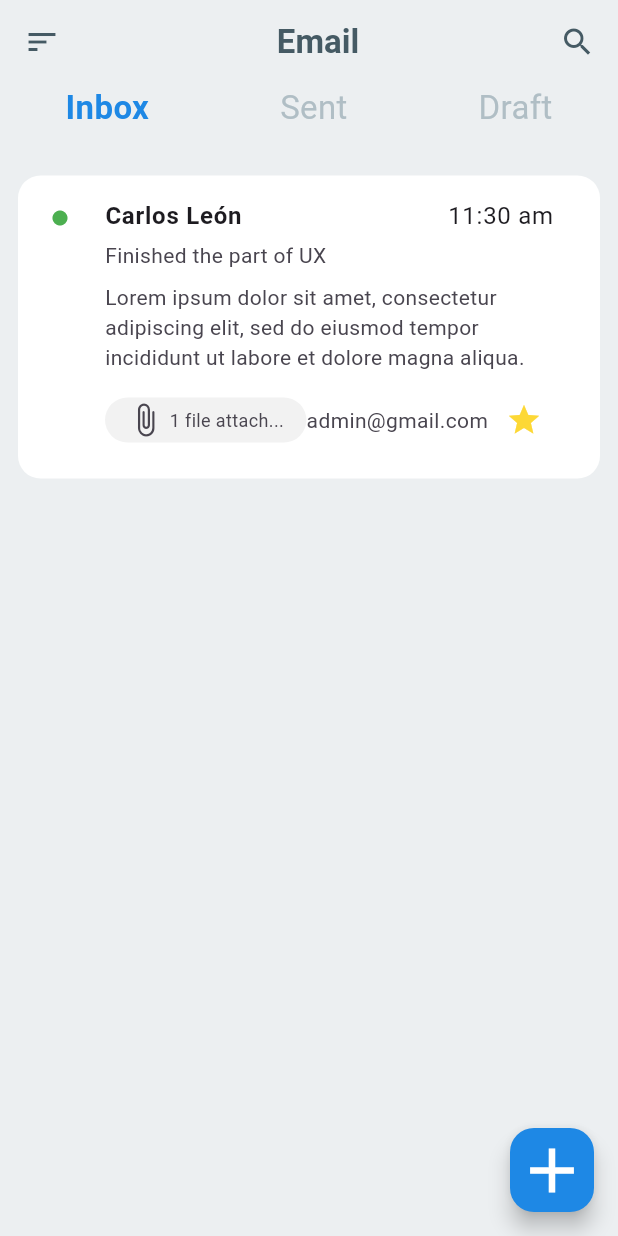
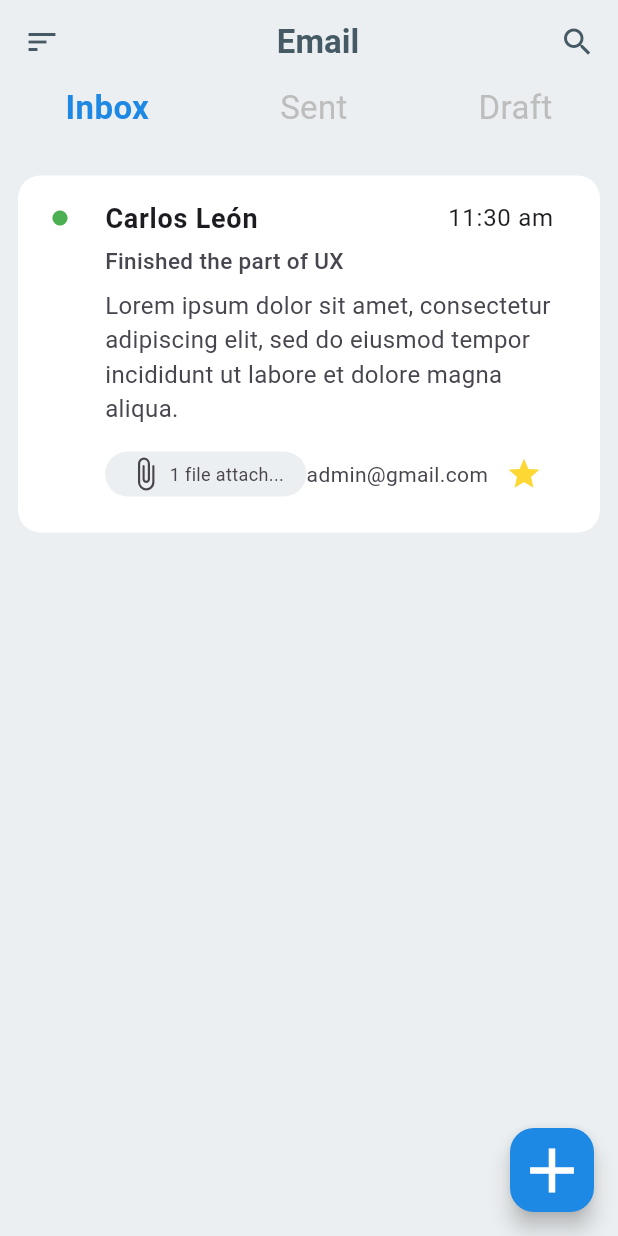
Before and after one commit to leonxn/reto_dise-o_2, a Flutter app: the screen it shows after launch, on a phone screen of 412 x 824 dp. Run offline on Flutter 3.47's test engine with Material 3 defaults, Android fonts, the light colour scheme and no system bars.

Commit message:
se agrego constantes generales para configuracion de color y texto

```diff
--- a/lib/constans/constans.dart
+++ b/lib/constans/constans.dart
@@ -1,6 +1,34 @@
 import 'package:flutter/material.dart';
 
+final Color? colorPrimario = Colors.blue[600];
+final Color? colorSecundario = Colors.grey[400];
+final Color? colorFavoritoActivo = Colors.yellow[600];
+final Color? colorFavoritoInactivo = Colors.grey[400];
+final Color? colorContenedor = Colors.white;
+final Color? colorFondo = Colors.blueGrey[50];
+final Color? colorIcono = Colors.blueGrey[700];
+
 final TextStyle titulo = TextStyle(
-  fontSize: 24,
+  fontSize: 18,
   fontWeight: FontWeight.bold,
 );
+
+final TextStyle subtitulo = TextStyle(
+  fontSize: 15,
+  fontWeight: FontWeight.w500,
+);
+
+final TextStyle textoNormal = TextStyle(
+  fontSize: 16,
+);
+
+final TextStyle tabActivo = TextStyle(
+  fontSize: 22,
+  fontWeight: FontWeight.bold,
+  color: colorPrimario,
+);
+
+final TextStyle tabInactivo = TextStyle(
+  fontSize: 22,
+  color: colorSecundario,
+);
--- a/lib/pages/pantalla_principal.dart
+++ b/lib/pages/pantalla_principal.dart
@@ -2,6 +2,7 @@ import 'dart:math';
 import 'package:flutter/material.dart';
 import 'package:reto_disenio_2/models/coment_model.dart';
 import 'package:reto_disenio_2/widgets/item_coment.dart';
+import 'package:reto_disenio_2/constans/constans.dart';
 
 class PantallaPrincipal extends StatefulWidget {
   @override
@@ -31,9 +32,9 @@ class _PantallaPrincipalState extends State<PantallaPrincipal> {
   @override
   Widget build(BuildContext context) {
     return Scaffold(
-      backgroundColor: Colors.blueGrey[50],
+      backgroundColor: colorFondo,
       floatingActionButton: FloatingActionButton(
-        backgroundColor: Colors.blue[600],
+        backgroundColor: colorPrimario,
         onPressed: () {
           ComentModel nuevoComentario = ComentModel(
             nombre: 'Melvin Sherman',
@@ -59,13 +60,13 @@ class _PantallaPrincipalState extends State<PantallaPrincipal> {
         backgroundColor: Colors.blueGrey[50],
         leading: Icon(
           Icons.sort,
-          color: Colors.blueGrey[700],
+          color: colorIcono,
         ),
         title: Center(
           child: Text(
             "Email",
             style: TextStyle(
-              color: Colors.blueGrey[700],
+              color: colorIcono,
               fontWeight: FontWeight.bold,
             ),
           ),
@@ -76,7 +77,10 @@ class _PantallaPrincipalState extends State<PantallaPrincipal> {
               left: 5,
               right: 15,
             ),
-            child: Icon(Icons.search, color: Colors.blueGrey[700]),
+            child: Icon(
+              Icons.search,
+              color: colorIcono,
+            ),
           ),
         ],
       ),
@@ -87,25 +91,15 @@ class _PantallaPrincipalState extends State<PantallaPrincipal> {
             children: [
               Text(
                 'Inbox',
-                style: TextStyle(
-                  fontSize: 22,
-                  fontWeight: FontWeight.bold,
-                  color: Colors.blue[600],
-                ),
+                style: tabActivo,
               ),
               Text(
                 'Sent',
-                style: TextStyle(
-                  fontSize: 22,
-                  color: Colors.blueGrey[200],
-                ),
+                style: tabInactivo,
               ),
               Text(
                 'Draft',
-                style: TextStyle(
-                  fontSize: 22,
-                  color: Colors.blueGrey[200],
-                ),
+                style: tabInactivo,
               ),
             ],
           ),
--- a/lib/widgets/item_coment.dart
+++ b/lib/widgets/item_coment.dart
@@ -1,4 +1,5 @@
 import 'package:flutter/material.dart';
+import 'package:reto_disenio_2/constans/constans.dart';
 
 class ItemComent extends StatelessWidget {
   final String nombre;
@@ -40,7 +41,7 @@ class ItemComent extends StatelessWidget {
       child: Container(
         decoration: BoxDecoration(
           borderRadius: BorderRadius.circular(15.0),
-          color: Colors.white,
+          color: colorContenedor,
         ),
         child: Padding(
           padding: const EdgeInsets.all(7.0),
@@ -48,7 +49,6 @@ class ItemComent extends StatelessWidget {
             crossAxisAlignment: CrossAxisAlignment.start,
             children: [
               Column(
-                crossAxisAlignment: CrossAxisAlignment.start,
                 children: [
                   Padding(
                     padding: EdgeInsets.fromLTRB(15, 15, 0, 0),
@@ -68,9 +68,7 @@ class ItemComent extends StatelessWidget {
                     children: [
                       Text(
                         nombre,
-                        style: TextStyle(
-                          fontWeight: FontWeight.bold,
-                        ),
+                        style: titulo,
                       ),
                       Text(horaEnvio),
                     ],
@@ -79,9 +77,15 @@ class ItemComent extends StatelessWidget {
                     crossAxisAlignment: CrossAxisAlignment.start,
                     children: [
                       SizedBox(height: 4),
-                      Text(asunto),
+                      Text(
+                        asunto,
+                        style: subtitulo,
+                      ),
                       SizedBox(height: 8),
-                      Text(contenido),
+                      Text(
+                        contenido,
+                        style: textoNormal,
+                      ),
                       SizedBox(height: 8),
                       Row(
                         mainAxisAlignment: MainAxisAlignment.spaceBetween,
@@ -89,7 +93,7 @@ class ItemComent extends StatelessWidget {
                           Container(
                             decoration: BoxDecoration(
                               borderRadius: BorderRadius.circular(25.0),
-                              color: Color.fromARGB(255, 242, 242, 242),
+                              color: colorFondo,
                             ),
                             child: Padding(
                               padding: const EdgeInsets.fromLTRB(15, 3, 15, 3),
@@ -112,8 +116,8 @@ class ItemComent extends StatelessWidget {
                             icon: Icon(
                               Icons.star_sharp,
                               color: favorito == false
-                                  ? Colors.grey[400]
-                                  : Colors.yellow[600],
+                                  ? colorFavoritoInactivo
+                                  : colorFavoritoActivo,
                             ),
                             onPressed: funcionFavoritos,
                           ),
```
